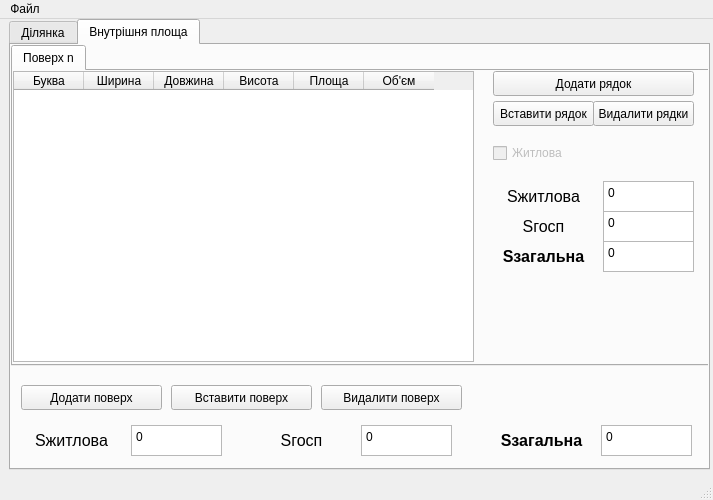
Old version of the form form.ui in the repository Alex482Ukr/calcarea.
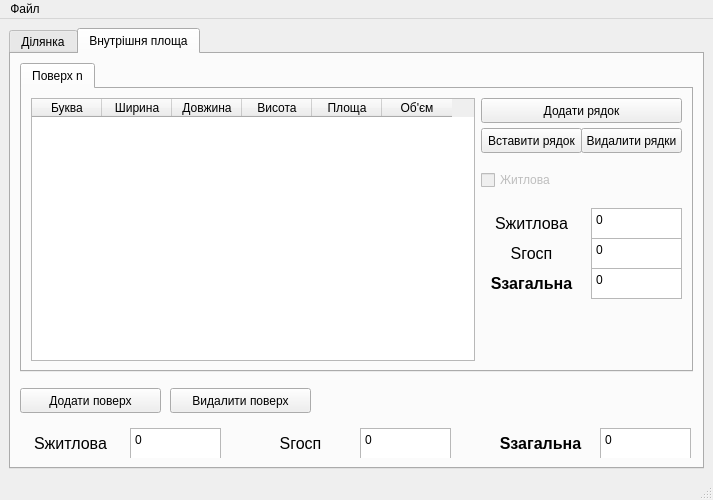
New version of the form. The open tabs and pages were chosen to show the change.

Commit message: Resizable main table, movable floors

```diff
--- a/form.ui
+++ b/form.ui
@@ -11,7 +11,7 @@
    </rect>
   </property>
   <property name="sizePolicy">
-   <sizepolicy hsizetype="Preferred" vsizetype="Preferred">
+   <sizepolicy hsizetype="Preferred" vsizetype="Expanding">
     <horstretch>0</horstretch>
     <verstretch>0</verstretch>
    </sizepolicy>
@@ -25,22 +25,16 @@
   <property name="maximumSize">
    <size>
     <width>713</width>
-    <height>500</height>
+    <height>16777215</height>
    </size>
   </property>
   <property name="windowTitle">
    <string>MainWindow</string>
   </property>
   <widget class="QWidget" name="centralwidget">
+   <layout class="QVBoxLayout" name="verticalLayout">
+    <item>
    <widget class="QTabWidget" name="tabWidget">
-    <property name="geometry">
-     <rect>
-      <x>9</x>
-      <y>0</y>
-      <width>701</width>
-      <height>451</height>
-     </rect>
-    </property>
     <property name="currentIndex">
      <number>0</number>
     </property>
@@ -290,181 +284,28 @@
      <attribute name="title">
       <string>Внутрішня площа</string>
      </attribute>
-     <widget class="QLabel" name="label_Sec_floor">
-      <property name="geometry">
-       <rect>
-        <x>240</x>
-        <y>380</y>
-        <width>101</width>
-        <height>31</height>
-       </rect>
-      </property>
-      <property name="font">
-       <font>
-        <pointsize>12</pointsize>
-       </font>
-      </property>
-      <property name="text">
-       <string>Sгосп</string>
-      </property>
-      <property name="alignment">
-       <set>Qt::AlignmentFlag::AlignCenter</set>
-      </property>
-     </widget>
-     <widget class="QLabel" name="label_S_floor">
-      <property name="geometry">
-       <rect>
-        <x>480</x>
-        <y>380</y>
-        <width>101</width>
-        <height>31</height>
-       </rect>
-      </property>
-      <property name="font">
-       <font>
-        <pointsize>12</pointsize>
-        <bold>true</bold>
-       </font>
-      </property>
-      <property name="text">
-       <string>Sзагальна</string>
-      </property>
-      <property name="alignment">
-       <set>Qt::AlignmentFlag::AlignCenter</set>
-      </property>
-     </widget>
-     <widget class="QTextBrowser" name="area_total_floor">
-      <property name="geometry">
-       <rect>
-        <x>590</x>
-        <y>380</y>
-        <width>91</width>
-        <height>31</height>
-       </rect>
-      </property>
-      <property name="html">
-       <string>&lt;!DOCTYPE HTML PUBLIC &quot;-//W3C//DTD HTML 4.0//EN&quot; &quot;http://www.w3.org/TR/REC-html40/strict.dtd&quot;&gt;
-&lt;html&gt;&lt;head&gt;&lt;meta name=&quot;qrichtext&quot; content=&quot;1&quot; /&gt;&lt;meta charset=&quot;utf-8&quot; /&gt;&lt;style type=&quot;text/css&quot;&gt;
-p, li { white-space: pre-wrap; }
-hr { height: 1px; border-width: 0; }
-li.unchecked::marker { content: &quot;\2610&quot;; }
-li.checked::marker { content: &quot;\2612&quot;; }
-&lt;/style&gt;&lt;/head&gt;&lt;body style=&quot; font-family:'Segoe UI'; font-size:9pt; font-weight:400; font-style:normal;&quot;&gt;
-&lt;p style=&quot; margin-top:0px; margin-bottom:0px; margin-left:0px; margin-right:0px; -qt-block-indent:0; text-indent:0px;&quot;&gt;&lt;span style=&quot; font-family:'Sans Serif';&quot;&gt;0&lt;/span&gt;&lt;/p&gt;&lt;/body&gt;&lt;/html&gt;</string>
-      </property>
-     </widget>
-     <widget class="QTextBrowser" name="area_economical_floor">
-      <property name="geometry">
-       <rect>
-        <x>350</x>
-        <y>380</y>
-        <width>91</width>
-        <height>31</height>
-       </rect>
-      </property>
-      <property name="html">
-       <string>&lt;!DOCTYPE HTML PUBLIC &quot;-//W3C//DTD HTML 4.0//EN&quot; &quot;http://www.w3.org/TR/REC-html40/strict.dtd&quot;&gt;
-&lt;html&gt;&lt;head&gt;&lt;meta name=&quot;qrichtext&quot; content=&quot;1&quot; /&gt;&lt;meta charset=&quot;utf-8&quot; /&gt;&lt;style type=&quot;text/css&quot;&gt;
-p, li { white-space: pre-wrap; }
-hr { height: 1px; border-width: 0; }
-li.unchecked::marker { content: &quot;\2610&quot;; }
-li.checked::marker { content: &quot;\2612&quot;; }
-&lt;/style&gt;&lt;/head&gt;&lt;body style=&quot; font-family:'Segoe UI'; font-size:9pt; font-weight:400; font-style:normal;&quot;&gt;
-&lt;p style=&quot; margin-top:0px; margin-bottom:0px; margin-left:0px; margin-right:0px; -qt-block-indent:0; text-indent:0px;&quot;&gt;&lt;span style=&quot; font-family:'Sans Serif';&quot;&gt;0&lt;/span&gt;&lt;/p&gt;&lt;/body&gt;&lt;/html&gt;</string>
-      </property>
-     </widget>
-     <widget class="QTextBrowser" name="area_dwelling_floor">
-      <property name="geometry">
-       <rect>
-        <x>120</x>
-        <y>380</y>
-        <width>91</width>
-        <height>31</height>
-       </rect>
-      </property>
-      <property name="html">
-       <string>&lt;!DOCTYPE HTML PUBLIC &quot;-//W3C//DTD HTML 4.0//EN&quot; &quot;http://www.w3.org/TR/REC-html40/strict.dtd&quot;&gt;
-&lt;html&gt;&lt;head&gt;&lt;meta name=&quot;qrichtext&quot; content=&quot;1&quot; /&gt;&lt;meta charset=&quot;utf-8&quot; /&gt;&lt;style type=&quot;text/css&quot;&gt;
-p, li { white-space: pre-wrap; }
-hr { height: 1px; border-width: 0; }
-li.unchecked::marker { content: &quot;\2610&quot;; }
-li.checked::marker { content: &quot;\2612&quot;; }
-&lt;/style&gt;&lt;/head&gt;&lt;body style=&quot; font-family:'Segoe UI'; font-size:9pt; font-weight:400; font-style:normal;&quot;&gt;
-&lt;p style=&quot; margin-top:0px; margin-bottom:0px; margin-left:0px; margin-right:0px; -qt-block-indent:0; text-indent:0px;&quot;&gt;&lt;span style=&quot; font-family:'Sans Serif';&quot;&gt;0&lt;/span&gt;&lt;/p&gt;&lt;/body&gt;&lt;/html&gt;</string>
-      </property>
-     </widget>
-     <widget class="QLabel" name="label_Sdw_floor">
-      <property name="geometry">
-       <rect>
-        <x>10</x>
-        <y>380</y>
-        <width>101</width>
-        <height>31</height>
-       </rect>
-      </property>
-      <property name="font">
-       <font>
-        <pointsize>12</pointsize>
-       </font>
-      </property>
-      <property name="text">
-       <string>Sжитлова</string>
-      </property>
-      <property name="alignment">
-       <set>Qt::AlignmentFlag::AlignCenter</set>
-      </property>
-     </widget>
-     <widget class="QPushButton" name="button_add_floor">
-      <property name="geometry">
-       <rect>
-        <x>10</x>
-        <y>340</y>
-        <width>141</width>
-        <height>25</height>
-       </rect>
-      </property>
-      <property name="text">
-       <string>Додати поверх</string>
-      </property>
-     </widget>
+       <layout class="QVBoxLayout" name="verticalLayout_2">
+        <item>
      <widget class="QTabWidget" name="tabWidget_floors">
-      <property name="geometry">
-       <rect>
-        <x>0</x>
-        <y>0</y>
-        <width>701</width>
-        <height>321</height>
-       </rect>
+          <property name="sizePolicy">
+           <sizepolicy hsizetype="Expanding" vsizetype="Expanding">
+            <horstretch>0</horstretch>
+            <verstretch>0</verstretch>
+           </sizepolicy>
       </property>
       <property name="currentIndex">
        <number>0</number>
       </property>
+          <property name="movable">
+           <bool>true</bool>
+          </property>
       <widget class="QWidget" name="tab_n">
        <attribute name="title">
         <string>Поверх n</string>
        </attribute>
-       <widget class="QPushButton" name="button_remove_row_n">
-        <property name="geometry">
-         <rect>
-          <x>580</x>
-          <y>30</y>
-          <width>101</width>
-          <height>25</height>
-         </rect>
-        </property>
-        <property name="text">
-         <string>Видалити рядки</string>
-        </property>
-       </widget>
+           <layout class="QHBoxLayout" name="horizontalLayout">
+            <item>
        <widget class="QTableWidget" name="tableWidget_n">
-        <property name="geometry">
-         <rect>
-          <x>0</x>
-          <y>0</y>
-          <width>461</width>
-          <height>291</height>
-         </rect>
-        </property>
         <attribute name="horizontalHeaderDefaultSectionSize">
          <number>70</number>
         </attribute>
@@ -499,11 +340,26 @@
          </property>
         </column>
        </widget>
-       <widget class="QTextBrowser" name="area_economical_n">
+            </item>
+            <item>
+             <widget class="QWidget" name="container_n" native="true">
+              <property name="sizePolicy">
+               <sizepolicy hsizetype="Fixed" vsizetype="Preferred">
+                <horstretch>0</horstretch>
+                <verstretch>0</verstretch>
+               </sizepolicy>
+              </property>
+              <property name="minimumSize">
+               <size>
+                <width>201</width>
+                <height>0</height>
+               </size>
+              </property>
+              <widget class="QTextBrowser" name="area_dwelling_n">
         <property name="geometry">
          <rect>
-          <x>590</x>
-          <y>140</y>
+                 <x>110</x>
+                 <y>110</y>
           <width>91</width>
           <height>31</height>
          </rect>
@@ -519,23 +375,10 @@
 &lt;p style=&quot; margin-top:0px; margin-bottom:0px; margin-left:0px; margin-right:0px; -qt-block-indent:0; text-indent:0px;&quot;&gt;&lt;span style=&quot; font-family:'Sans Serif';&quot;&gt;0&lt;/span&gt;&lt;/p&gt;&lt;/body&gt;&lt;/html&gt;</string>
         </property>
        </widget>
-       <widget class="QPushButton" name="button_add_row_n">
-        <property name="geometry">
-         <rect>
-          <x>480</x>
-          <y>0</y>
-          <width>201</width>
-          <height>25</height>
-         </rect>
-        </property>
-        <property name="text">
-         <string>Додати рядок</string>
-        </property>
-       </widget>
        <widget class="QTextBrowser" name="area_total_n">
         <property name="geometry">
          <rect>
-          <x>590</x>
+                 <x>110</x>
           <y>170</y>
           <width>91</width>
           <height>31</height>
@@ -552,23 +395,23 @@
 &lt;p style=&quot; margin-top:0px; margin-bottom:0px; margin-left:0px; margin-right:0px; -qt-block-indent:0; text-indent:0px;&quot;&gt;&lt;span style=&quot; font-family:'Sans Serif';&quot;&gt;0&lt;/span&gt;&lt;/p&gt;&lt;/body&gt;&lt;/html&gt;</string>
         </property>
        </widget>
-       <widget class="QPushButton" name="button_insert_row_n">
+              <widget class="QPushButton" name="button_add_row_n">
         <property name="geometry">
          <rect>
-          <x>480</x>
-          <y>30</y>
-          <width>101</width>
+                 <x>0</x>
+                 <y>0</y>
+                 <width>201</width>
           <height>25</height>
          </rect>
         </property>
         <property name="text">
-         <string>Вставити рядок</string>
+                <string>Додати рядок</string>
         </property>
        </widget>
        <widget class="QLabel" name="label_Sdw_n">
         <property name="geometry">
          <rect>
-          <x>480</x>
+                 <x>0</x>
           <y>110</y>
           <width>101</width>
           <height>31</height>
@@ -586,11 +429,24 @@
          <set>Qt::AlignmentFlag::AlignCenter</set>
         </property>
        </widget>
-       <widget class="QTextBrowser" name="area_dwelling_n">
+              <widget class="QPushButton" name="button_remove_row_n">
         <property name="geometry">
          <rect>
-          <x>590</x>
-          <y>110</y>
+                 <x>100</x>
+                 <y>30</y>
+                 <width>101</width>
+                 <height>25</height>
+                </rect>
+               </property>
+               <property name="text">
+                <string>Видалити рядки</string>
+               </property>
+              </widget>
+              <widget class="QTextBrowser" name="area_economical_n">
+               <property name="geometry">
+                <rect>
+                 <x>110</x>
+                 <y>140</y>
           <width>91</width>
           <height>31</height>
          </rect>
@@ -609,7 +465,7 @@
        <widget class="QLabel" name="label_S_n">
         <property name="geometry">
          <rect>
-          <x>480</x>
+                 <x>0</x>
           <y>170</y>
           <width>101</width>
           <height>31</height>
@@ -631,7 +487,7 @@
        <widget class="QLabel" name="label_Sec_n">
         <property name="geometry">
          <rect>
-          <x>480</x>
+                 <x>0</x>
           <y>140</y>
           <width>101</width>
           <height>31</height>
@@ -655,7 +511,7 @@
         </property>
         <property name="geometry">
          <rect>
-          <x>480</x>
+                 <x>0</x>
           <y>70</y>
           <width>84</width>
           <height>24</height>
@@ -680,13 +536,64 @@
          <bool>true</bool>
         </property>
        </widget>
-      </widget>
+              <widget class="QPushButton" name="button_insert_row_n">
+               <property name="geometry">
+                <rect>
+                 <x>0</x>
+                 <y>30</y>
+                 <width>101</width>
+                 <height>25</height>
+                </rect>
+               </property>
+               <property name="text">
+                <string>Вставити рядок</string>
+               </property>
+              </widget>
+             </widget>
+            </item>
+           </layout>
+          </widget>
+         </widget>
+        </item>
+        <item>
+         <widget class="QWidget" name="container_floor" native="true">
+          <property name="sizePolicy">
+           <sizepolicy hsizetype="Preferred" vsizetype="Fixed">
+            <horstretch>0</horstretch>
+            <verstretch>0</verstretch>
+           </sizepolicy>
+          </property>
+          <property name="minimumSize">
+           <size>
+            <width>0</width>
+            <height>80</height>
+           </size>
+          </property>
+          <widget class="QTextBrowser" name="area_total_floor">
+           <property name="geometry">
+            <rect>
+             <x>580</x>
+             <y>50</y>
+             <width>91</width>
+             <height>31</height>
+            </rect>
+           </property>
+           <property name="html">
+            <string>&lt;!DOCTYPE HTML PUBLIC &quot;-//W3C//DTD HTML 4.0//EN&quot; &quot;http://www.w3.org/TR/REC-html40/strict.dtd&quot;&gt;
+&lt;html&gt;&lt;head&gt;&lt;meta name=&quot;qrichtext&quot; content=&quot;1&quot; /&gt;&lt;meta charset=&quot;utf-8&quot; /&gt;&lt;style type=&quot;text/css&quot;&gt;
+p, li { white-space: pre-wrap; }
+hr { height: 1px; border-width: 0; }
+li.unchecked::marker { content: &quot;\2610&quot;; }
+li.checked::marker { content: &quot;\2612&quot;; }
+&lt;/style&gt;&lt;/head&gt;&lt;body style=&quot; font-family:'Segoe UI'; font-size:9pt; font-weight:400; font-style:normal;&quot;&gt;
+&lt;p style=&quot; margin-top:0px; margin-bottom:0px; margin-left:0px; margin-right:0px; -qt-block-indent:0; text-indent:0px;&quot;&gt;&lt;span style=&quot; font-family:'Sans Serif';&quot;&gt;0&lt;/span&gt;&lt;/p&gt;&lt;/body&gt;&lt;/html&gt;</string>
+           </property>
      </widget>
      <widget class="QPushButton" name="button_remove_floor">
       <property name="geometry">
        <rect>
-        <x>310</x>
-        <y>340</y>
+             <x>150</x>
+             <y>10</y>
         <width>141</width>
         <height>25</height>
        </rect>
@@ -695,31 +602,130 @@
        <string>Видалити поверх</string>
       </property>
      </widget>
-     <widget class="QPushButton" name="button_insert_floor">
+          <widget class="QPushButton" name="button_add_floor">
       <property name="geometry">
        <rect>
-        <x>160</x>
-        <y>340</y>
+             <x>0</x>
+             <y>10</y>
         <width>141</width>
         <height>25</height>
        </rect>
       </property>
       <property name="text">
-       <string>Вставити поверх</string>
-      </property>
-     </widget>
-     <zorder>area_economical_floor</zorder>
-     <zorder>area_total_floor</zorder>
-     <zorder>area_dwelling_floor</zorder>
-     <zorder>label_S_floor</zorder>
-     <zorder>label_Sdw_floor</zorder>
-     <zorder>label_Sec_floor</zorder>
-     <zorder>button_add_floor</zorder>
-     <zorder>tabWidget_floors</zorder>
-     <zorder>button_remove_floor</zorder>
-     <zorder>button_insert_floor</zorder>
-    </widget>
-   </widget>
+            <string>Додати поверх</string>
+           </property>
+          </widget>
+          <widget class="QLabel" name="label_S_floor">
+           <property name="geometry">
+            <rect>
+             <x>470</x>
+             <y>50</y>
+             <width>101</width>
+             <height>31</height>
+            </rect>
+           </property>
+           <property name="font">
+            <font>
+             <pointsize>12</pointsize>
+             <bold>true</bold>
+            </font>
+           </property>
+           <property name="text">
+            <string>Sзагальна</string>
+           </property>
+           <property name="alignment">
+            <set>Qt::AlignmentFlag::AlignCenter</set>
+           </property>
+          </widget>
+          <widget class="QLabel" name="label_Sdw_floor">
+           <property name="geometry">
+            <rect>
+             <x>0</x>
+             <y>50</y>
+             <width>101</width>
+             <height>31</height>
+            </rect>
+           </property>
+           <property name="font">
+            <font>
+             <pointsize>12</pointsize>
+            </font>
+           </property>
+           <property name="text">
+            <string>Sжитлова</string>
+           </property>
+           <property name="alignment">
+            <set>Qt::AlignmentFlag::AlignCenter</set>
+           </property>
+          </widget>
+          <widget class="QLabel" name="label_Sec_floor">
+           <property name="geometry">
+            <rect>
+             <x>230</x>
+             <y>50</y>
+             <width>101</width>
+             <height>31</height>
+            </rect>
+           </property>
+           <property name="font">
+            <font>
+             <pointsize>12</pointsize>
+            </font>
+           </property>
+           <property name="text">
+            <string>Sгосп</string>
+           </property>
+           <property name="alignment">
+            <set>Qt::AlignmentFlag::AlignCenter</set>
+           </property>
+          </widget>
+          <widget class="QTextBrowser" name="area_economical_floor">
+           <property name="geometry">
+            <rect>
+             <x>340</x>
+             <y>50</y>
+             <width>91</width>
+             <height>31</height>
+            </rect>
+           </property>
+           <property name="html">
+            <string>&lt;!DOCTYPE HTML PUBLIC &quot;-//W3C//DTD HTML 4.0//EN&quot; &quot;http://www.w3.org/TR/REC-html40/strict.dtd&quot;&gt;
+&lt;html&gt;&lt;head&gt;&lt;meta name=&quot;qrichtext&quot; content=&quot;1&quot; /&gt;&lt;meta charset=&quot;utf-8&quot; /&gt;&lt;style type=&quot;text/css&quot;&gt;
+p, li { white-space: pre-wrap; }
+hr { height: 1px; border-width: 0; }
+li.unchecked::marker { content: &quot;\2610&quot;; }
+li.checked::marker { content: &quot;\2612&quot;; }
+&lt;/style&gt;&lt;/head&gt;&lt;body style=&quot; font-family:'Segoe UI'; font-size:9pt; font-weight:400; font-style:normal;&quot;&gt;
+&lt;p style=&quot; margin-top:0px; margin-bottom:0px; margin-left:0px; margin-right:0px; -qt-block-indent:0; text-indent:0px;&quot;&gt;&lt;span style=&quot; font-family:'Sans Serif';&quot;&gt;0&lt;/span&gt;&lt;/p&gt;&lt;/body&gt;&lt;/html&gt;</string>
+           </property>
+          </widget>
+          <widget class="QTextBrowser" name="area_dwelling_floor">
+           <property name="geometry">
+            <rect>
+             <x>110</x>
+             <y>50</y>
+             <width>91</width>
+             <height>31</height>
+            </rect>
+           </property>
+           <property name="html">
+            <string>&lt;!DOCTYPE HTML PUBLIC &quot;-//W3C//DTD HTML 4.0//EN&quot; &quot;http://www.w3.org/TR/REC-html40/strict.dtd&quot;&gt;
+&lt;html&gt;&lt;head&gt;&lt;meta name=&quot;qrichtext&quot; content=&quot;1&quot; /&gt;&lt;meta charset=&quot;utf-8&quot; /&gt;&lt;style type=&quot;text/css&quot;&gt;
+p, li { white-space: pre-wrap; }
+hr { height: 1px; border-width: 0; }
+li.unchecked::marker { content: &quot;\2610&quot;; }
+li.checked::marker { content: &quot;\2612&quot;; }
+&lt;/style&gt;&lt;/head&gt;&lt;body style=&quot; font-family:'Segoe UI'; font-size:9pt; font-weight:400; font-style:normal;&quot;&gt;
+&lt;p style=&quot; margin-top:0px; margin-bottom:0px; margin-left:0px; margin-right:0px; -qt-block-indent:0; text-indent:0px;&quot;&gt;&lt;span style=&quot; font-family:'Sans Serif';&quot;&gt;0&lt;/span&gt;&lt;/p&gt;&lt;/body&gt;&lt;/html&gt;</string>
+           </property>
+          </widget>
+         </widget>
+        </item>
+       </layout>
+      </widget>
+     </widget>
+    </item>
+   </layout>
   </widget>
   <widget class="QMenuBar" name="menubar">
    <property name="geometry">
```
Left out of the diff: 241 changed lines with no effect on the pictures. Lines whose indentation alone changed are shown as unchanged. The commit also changes 2 other files.
